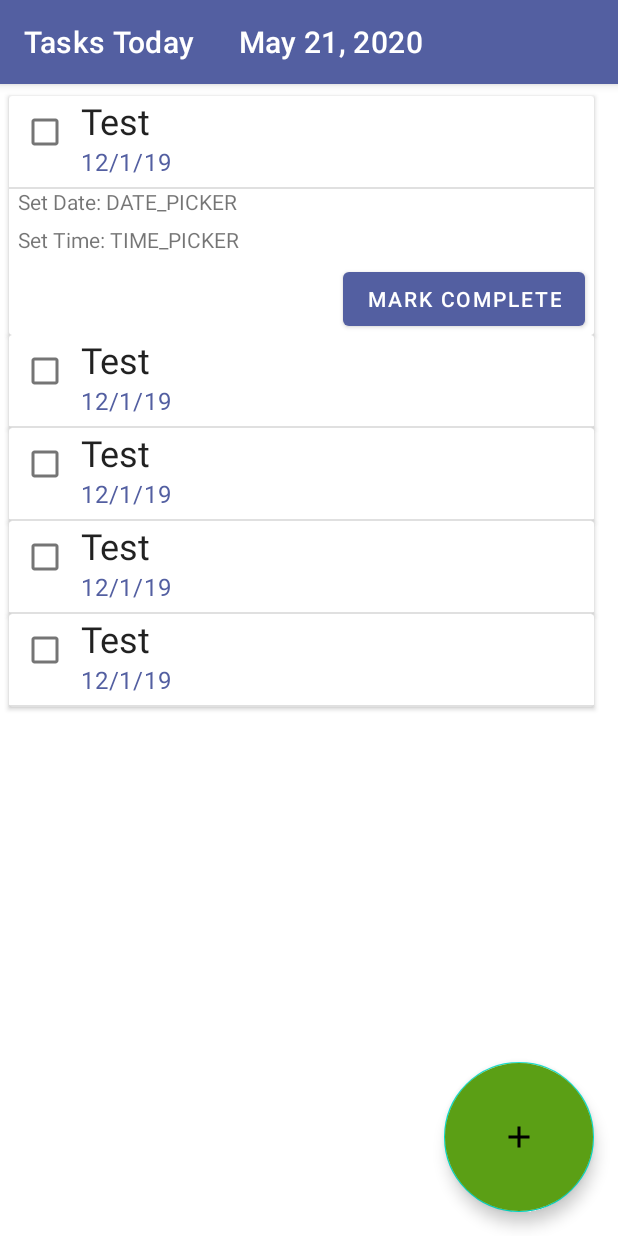
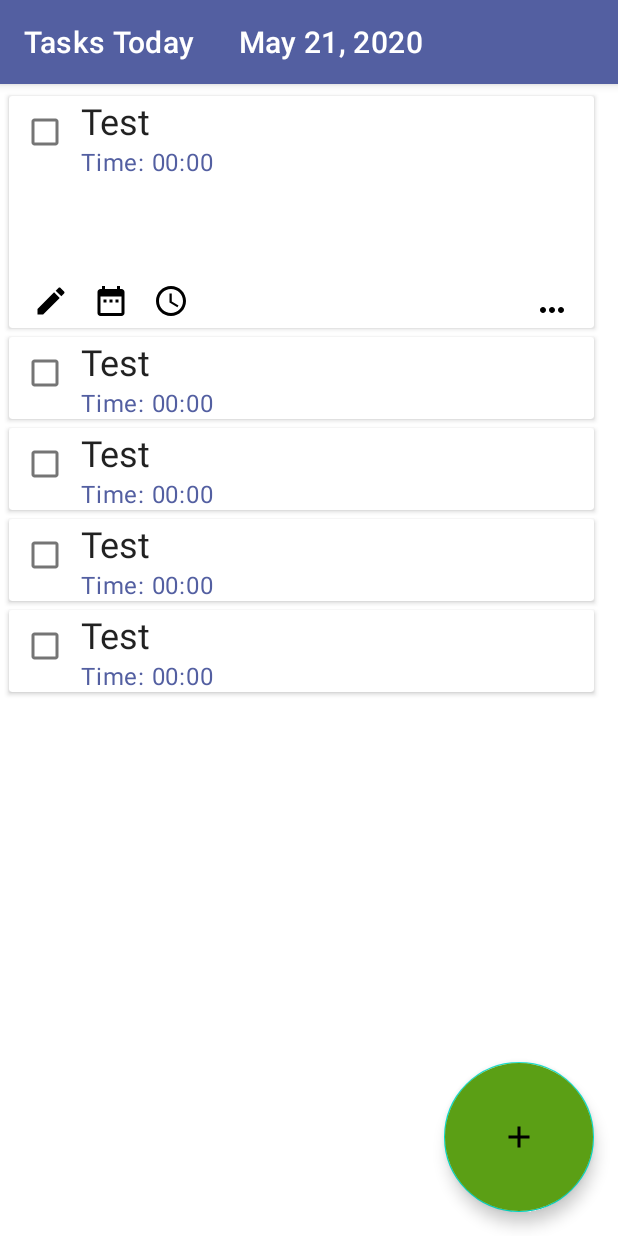
Before and after one commit to lbrown51/WhatDo, an Android app: the screen it shows after launch (MainActivity), after a tap on "Test", on a phone screen of 412 x 824 dp. Run offline under Robolectric (Android 15) with nearby library versions, the phone set to English and light mode, and no system bars.

Commit message:
Adds buttons to ToDos

```diff
--- a/app/src/main/java/com/ad340/whatdo/ToDoItemRecyclerViewAdapter.java
+++ b/app/src/main/java/com/ad340/whatdo/ToDoItemRecyclerViewAdapter.java
@@ -6,6 +6,7 @@ import android.view.MenuItem;
 import android.view.View;
 import android.view.ViewGroup;
 import android.widget.Button;
+import android.widget.ImageButton;
 import android.widget.TextView;
 import android.widget.Toast;
 
@@ -42,12 +43,12 @@ public class ToDoItemRecyclerViewAdapter extends RecyclerView.Adapter<ToDoItemRe
 
             boolean isExpanded = toDoList.get(position).isExpanded();
             holder.todoDetail.setVisibility(isExpanded ? View.VISIBLE : View.GONE);
-            holder.submitButton.setOnClickListener(new View.OnClickListener() {
+            holder.rescheduleButton.setOnClickListener(new View.OnClickListener() {
                 @Override
                 public void onClick(View view) {
 
                     //make popup menu
-                    PopupMenu popup = new PopupMenu(context, holder.submitButton);
+                    PopupMenu popup = new PopupMenu(context, holder.rescheduleButton);
                     //inflating menu
                     popup.inflate(R.menu.submit_menu);
                     //add click listener
@@ -55,9 +56,6 @@ public class ToDoItemRecyclerViewAdapter extends RecyclerView.Adapter<ToDoItemRe
                         @Override
                         public boolean onMenuItemClick(MenuItem item) {
                             switch (item.getItemId()) {
-                                case R.id.mark_complete:
-                                    //handle mark_complete click
-                                    break;
                                 case R.id.reschedule:
                                     //handle reschedule click
                                     break;
@@ -86,14 +84,14 @@ public class ToDoItemRecyclerViewAdapter extends RecyclerView.Adapter<ToDoItemRe
         public TextView toDoTaskName;
         public TextView toDoTaskDatetime;
         ConstraintLayout todoDetail;
-        public Button submitButton;
+        public ImageButton rescheduleButton;
 
         public ToDoItemViewHolder(@NonNull View itemView) {
             super(itemView);
             toDoTaskName = itemView.findViewById(R.id.todo_item_task_name);
             todoDetail = itemView.findViewById(R.id.todo_detail);
-            toDoTaskDatetime = itemView.findViewById(R.id.todo_item_due_datetime);
-            submitButton = itemView.findViewById(R.id.task_submit_btn);
+            toDoTaskDatetime = itemView.findViewById(R.id.date_text);
+            rescheduleButton = itemView.findViewById(R.id.reschedule_btn);
 
             toDoTaskName.setOnClickListener(new View.OnClickListener() {
                 @Override
--- a/app/src/main/res/layout/todo_item.xml
+++ b/app/src/main/res/layout/todo_item.xml
@@ -3,6 +3,7 @@
     xmlns:android="http://schemas.android.com/apk/res/android"
     android:layout_width="match_parent"
     android:layout_height="wrap_content"
+    android:layout_marginBottom="6dp"
     xmlns:app="http://schemas.android.com/apk/res-auto">
 
 
@@ -29,59 +30,78 @@
             app:layout_constraintTop_toTopOf="parent" />
 
         <TextView
-            android:id="@+id/todo_item_due_datetime"
+            android:id="@+id/todo_item_time"
             style="@style/TextAppearance.Datetime.Body"
             android:layout_width="0dp"
             android:layout_height="wrap_content"
-            android:text="12/1/19"
+            android:text="Time: 00:00"
             app:layout_constraintEnd_toEndOf="parent"
             app:layout_constraintStart_toEndOf="@id/todo_item_finished_checkbox"
             app:layout_constraintTop_toBottomOf="@id/todo_item_task_name" />
 
-        <View
-            android:id="@+id/todo_divider"
-            style="@style/Divider"
-            app:layout_constraintEnd_toEndOf="parent"
-            app:layout_constraintStart_toStartOf="parent"
-            app:layout_constraintTop_toBottomOf="@id/todo_item_due_datetime" />
-
         <androidx.constraintlayout.widget.ConstraintLayout
             android:id="@+id/todo_detail"
             android:layout_width="match_parent"
-            android:layout_height="wrap_content"
+            android:layout_height="100dp"
             app:layout_constraintEnd_toEndOf="parent"
             app:layout_constraintStart_toStartOf="parent"
-            app:layout_constraintTop_toBottomOf="@id/todo_item_due_datetime">
+            app:layout_constraintTop_toBottomOf="@id/todo_item_time">
 
             <TextView
-                android:id="@+id/set_date_text"
+                android:id="@+id/date_text"
                 android:layout_width="wrap_content"
                 android:layout_height="wrap_content"
                 android:layout_marginStart="@dimen/small_item_spacing"
                 android:layout_marginTop="@dimen/small_item_spacing"
-                android:text="@string/date_picker_placeholder"
                 app:layout_constraintStart_toStartOf="parent"
                 app:layout_constraintTop_toTopOf="parent" />
 
-            <TextView
-                android:id="@+id/set_time_text"
+            <ImageButton
+                android:id="@+id/time_btn"
                 android:layout_width="wrap_content"
                 android:layout_height="wrap_content"
-                android:layout_marginStart="@dimen/small_item_spacing"
-                android:layout_marginTop="@dimen/small_item_spacing"
-                android:text="@string/time_picker_placeholder"
-                app:layout_constraintStart_toStartOf="parent"
-                app:layout_constraintTop_toBottomOf="@id/set_date_text" />
+                android:layout_marginStart="@dimen/todo_item_padding"
+                android:layout_marginBottom="@dimen/small_item_spacing"
+                android:background="?attr/selectableItemBackgroundBorderless"
+                android:contentDescription="@string/time_button"
+                app:layout_constraintBottom_toBottomOf="parent"
+                app:layout_constraintStart_toEndOf="@+id/date_btn"
+                app:srcCompat="@drawable/ic_access_time_24dp" />
 
-            <Button
-                android:id="@+id/task_submit_btn"
+            <ImageButton
+                android:id="@+id/notes_btn"
                 android:layout_width="wrap_content"
                 android:layout_height="wrap_content"
-                android:layout_marginTop="@dimen/small_item_spacing"
-                android:layout_marginEnd="@dimen/small_item_spacing"
-                android:text="@string/mark_complete"
-                app:layout_constraintEnd_toEndOf="parent"
-                app:layout_constraintTop_toBottomOf="@id/set_time_text" />
+                android:layout_marginStart="@dimen/todo_item_padding"
+                android:layout_marginBottom="@dimen/small_item_spacing"
+                android:background="?attr/selectableItemBackgroundBorderless"
+                android:contentDescription="@string/notes"
+                app:layout_constraintBottom_toBottomOf="parent"
+                app:layout_constraintStart_toStartOf="parent"
+                app:srcCompat="@drawable/ic_create_24dp" />
+
+            <ImageButton
+                android:id="@+id/date_btn"
+                android:layout_width="wrap_content"
+                android:layout_height="wrap_content"
+                android:layout_marginStart="@dimen/todo_item_padding"
+                android:layout_marginBottom="@dimen/small_item_spacing"
+                android:background="?attr/selectableItemBackgroundBorderless"
+                android:contentDescription="@string/date_button"
+                app:layout_constraintBottom_toBottomOf="parent"
+                app:layout_constraintStart_toEndOf="@+id/notes_btn"
+                app:srcCompat="@drawable/ic_date_range_24dp" />
+
+            <ImageButton
+                android:id="@+id/reschedule_btn"
+                android:layout_width="wrap_content"
+                android:layout_height="wrap_content"
+                android:layout_marginEnd="@dimen/todo_item_padding"
+                android:background="?attr/selectableItemBackgroundBorderless"
+                android:contentDescription="@string/reschedule"
+                android:src="@drawable/ic_more_vert_24dp"
+                app:layout_constraintBottom_toBottomOf="parent"
+                app:layout_constraintEnd_toEndOf="parent" />
         </androidx.constraintlayout.widget.ConstraintLayout>
     </androidx.constraintlayout.widget.ConstraintLayout>
 
--- a/app/src/main/res/values/strings.xml
+++ b/app/src/main/res/values/strings.xml
@@ -8,4 +8,7 @@
     <string name="reschedule">Reschedule</string>
     <string name="cancel">Cancel</string>
     <string name="placeholder_text">placeholder text</string>
+    <string name="notes">Notes</string>
+    <string name="date_button">Date button</string>
+    <string name="time_button">Time button</string>
 </resources>
```
Also changed, not shown: 1 other file.
